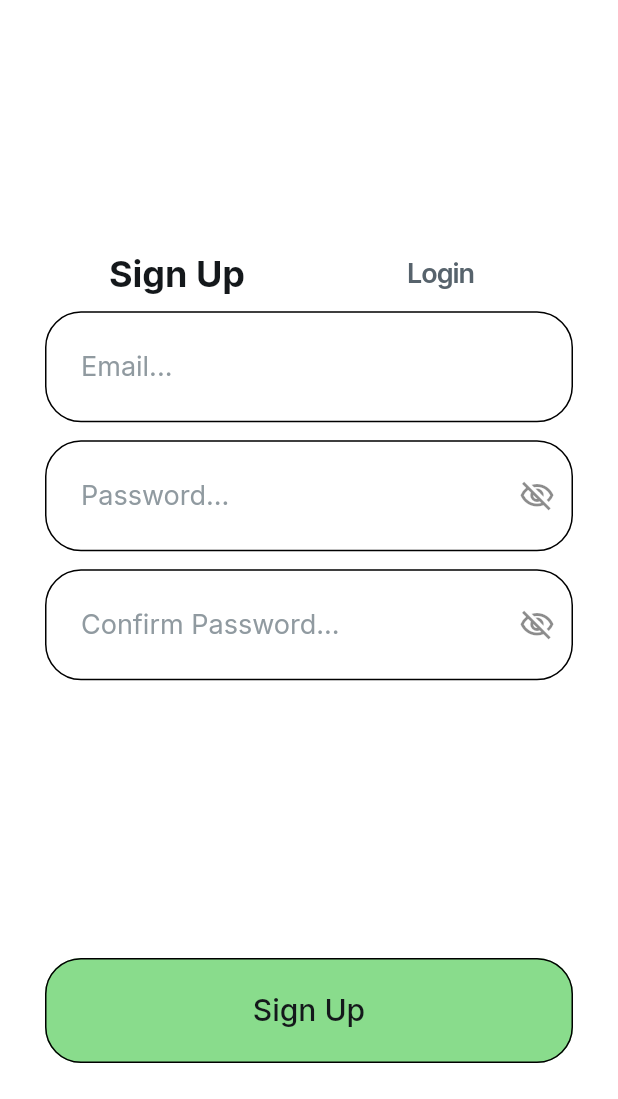
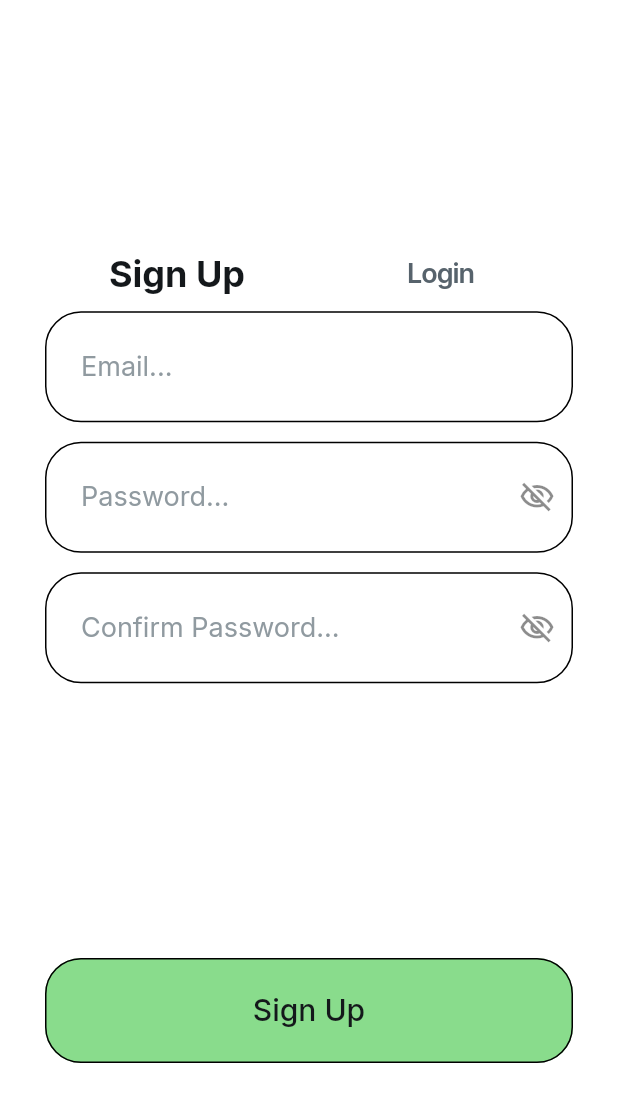
Before and after one commit to Dylan5214/TodoApp-FlutterFlow, a Flutter app: the screen it shows after launch, on a phone screen of 412 x 824 dp, the part 137-1236 px from its top. Run offline on Flutter 3.47's test engine with Material 3 defaults, Android fonts, the phone set to English and light mode, and no system bars; drawn by our look-alikes of auto_size_text; our stand-ins replace cloud_firestore, easy_debounce, file_picker, firebase_auth, firebase_core, firebase_storage and 12 more; missing offline and left inert: json_path, mime_type; accounts and stored records are empty.

Commit message:
Updating to latest FlutterFlow output after small change

```diff
--- a/lib/login/login_widget.dart
+++ b/lib/login/login_widget.dart
@@ -694,7 +694,7 @@ class _LoginWidgetState extends State<LoginWidget>
                                               .asValidator(context),
                                         ),
                                       ),
-                                    ].divide(SizedBox(height: 12.0)),
+                                    ].divide(SizedBox(height: 13.0)),
                                   ),
                                 ),
                                 Form(
```
